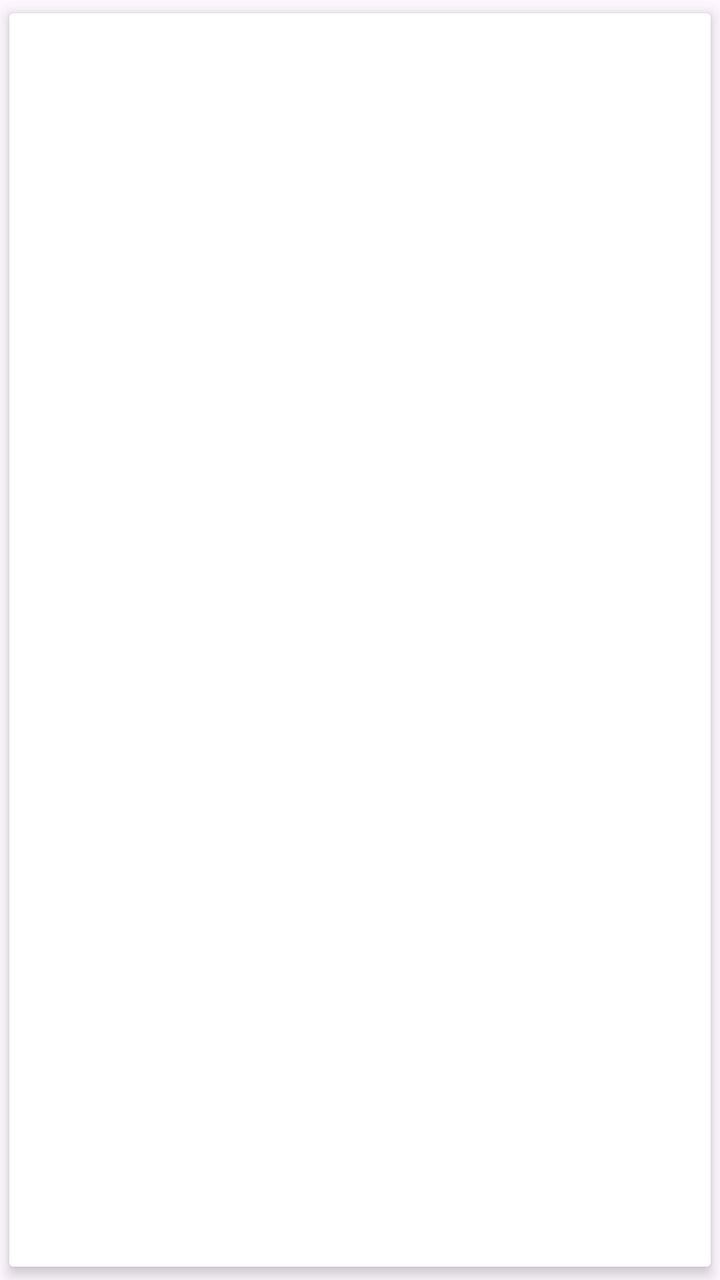
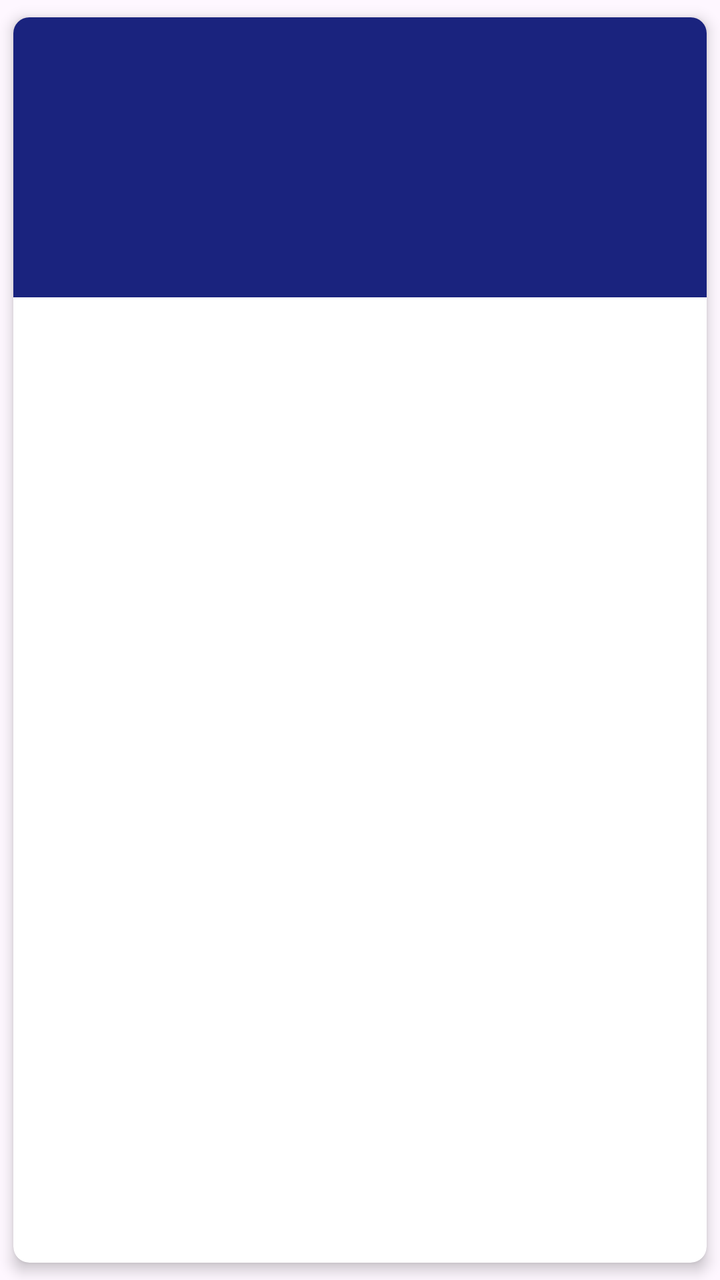

Screens rendered from an Android XML layout before and after an edit, with the pre-edit source and the edit as a unified diff.
<!-- AndroidManifest.xml: application theme Theme.MiniMoodle -->
<!-- res/layout/recycler_view_row_liste_cours.xml -->
<?xml version="1.0" encoding="utf-8"?>
<androidx.cardview.widget.CardView xmlns:android="http://schemas.android.com/apk/res/android"
    xmlns:app="http://schemas.android.com/apk/res-auto"
    android:layout_width="match_parent"
    android:layout_height="wrap_content"
    app:cardElevation="4dp"
    app:cardUseCompatPadding="true">

    <LinearLayout
        android:layout_width="match_parent"
        android:layout_height="wrap_content"
        android:orientation="vertical"
        android:padding="12dp">

        <TextView
            android:id="@+id/tvRecyclerNomCours"
            android:layout_width="match_parent"
            android:layout_height="wrap_content"
            android:textSize="16sp"
            android:textStyle="bold" />

        <LinearLayout
            android:layout_width="match_parent"
            android:layout_height="wrap_content"
            android:orientation="horizontal"
            android:layout_marginTop="4dp">

            <TextView
                android:id="@+id/tvRecyclerViewNomProf"
                android:layout_width="0dp"
                android:layout_height="wrap_content"
                android:layout_weight="1"
                android:textSize="14sp" />

            <TextView
                android:id="@+id/tvRecyclerViewSession"
                android:layout_width="wrap_content"
                android:layout_height="wrap_content"
                android:textSize="14sp" />

        </LinearLayout>
    </LinearLayout>

</androidx.cardview.widget.CardView>
<!-- resources referenced by this layout -->
<resources>
  <style name="Theme.MiniMoodle" parent="Base.Theme.MiniMoodle" />
  <style name="Base.Theme.MiniMoodle" parent="Theme.Material3.DayNight.NoActionBar">
          
          
      </style>
</resources>

<!-- the commit's change to res/layout/recycler_view_row_liste_cours.xml (unified diff, before → after) -->
@@ -4,41 +4,59 @@
     android:layout_width="match_parent"
     android:layout_height="wrap_content"
     app:cardElevation="4dp"
-    app:cardUseCompatPadding="true">
+    app:cardUseCompatPadding="true"
+    app:cardCornerRadius="8dp">
 
     <LinearLayout
         android:layout_width="match_parent"
         android:layout_height="wrap_content"
-        android:orientation="vertical"
-        android:padding="12dp">
+        android:orientation="vertical">
 
-        <TextView
-            android:id="@+id/tvRecyclerNomCours"
+        <ImageView
+            android:id="@+id/ivCoursBanniere"
             android:layout_width="match_parent"
-            android:layout_height="wrap_content"
-            android:textSize="16sp"
-            android:textStyle="bold" />
+            android:layout_height="140dp"
+            android:scaleType="centerCrop"
+            android:background="#1A237E" />
 
         <LinearLayout
             android:layout_width="match_parent"
             android:layout_height="wrap_content"
-            android:orientation="horizontal"
-            android:layout_marginTop="4dp">
+            android:orientation="vertical"
+            android:padding="12dp">
 
             <TextView
-                android:id="@+id/tvRecyclerViewNomProf"
-                android:layout_width="0dp"
+                android:id="@+id/tvRecyclerNomCours"
+                android:layout_width="match_parent"
                 android:layout_height="wrap_content"
-                android:layout_weight="1"
-                android:textSize="14sp" />
+                android:textSize="16sp"
+                android:textStyle="bold"
+                android:textColor="#212121" />
 
-            <TextView
-                android:id="@+id/tvRecyclerViewSession"
-                android:layout_width="wrap_content"
+            <LinearLayout
+                android:layout_width="match_parent"
                 android:layout_height="wrap_content"
-                android:textSize="14sp" />
+                android:orientation="horizontal"
+                android:layout_marginTop="4dp">
 
+                <TextView
+                    android:id="@+id/tvRecyclerViewNomProf"
+                    android:layout_width="0dp"
+                    android:layout_height="wrap_content"
+                    android:layout_weight="1"
+                    android:textSize="13sp"
+                    android:textColor="#546E7A" />
+
+                <TextView
+                    android:id="@+id/tvRecyclerViewSession"
+                    android:layout_width="wrap_content"
+                    android:layout_height="wrap_content"
+                    android:textSize="13sp"
+                    android:textColor="#546E7A" />
+
+            </LinearLayout>
         </LinearLayout>
+
     </LinearLayout>
 
 </androidx.cardview.widget.CardView>
